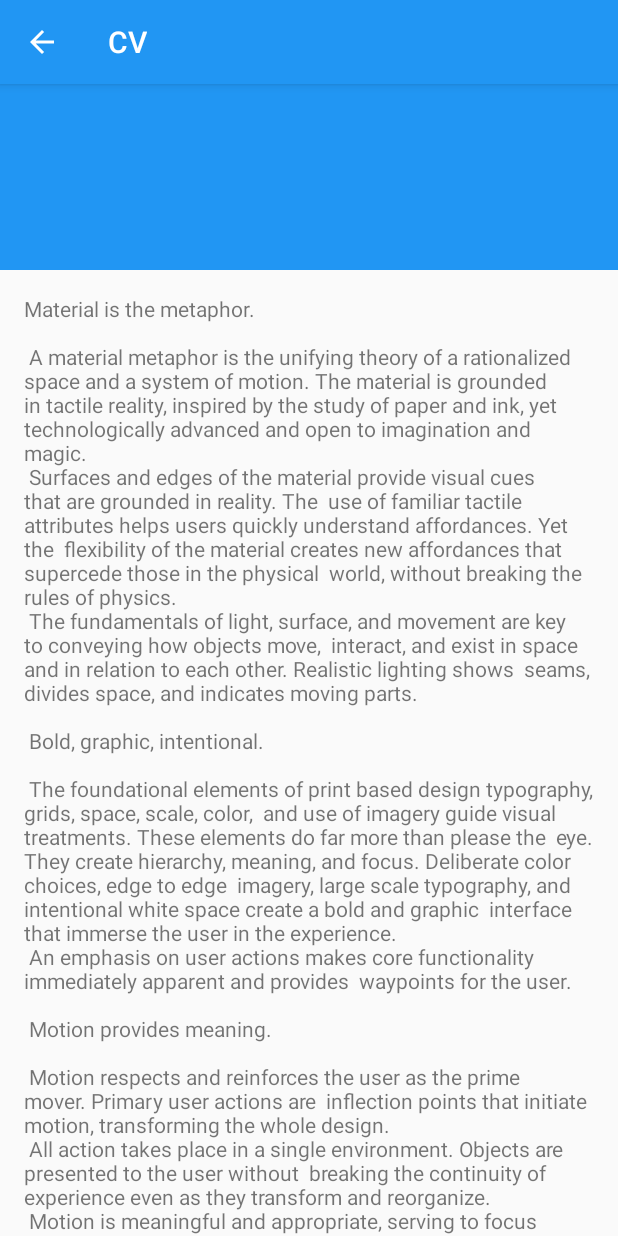
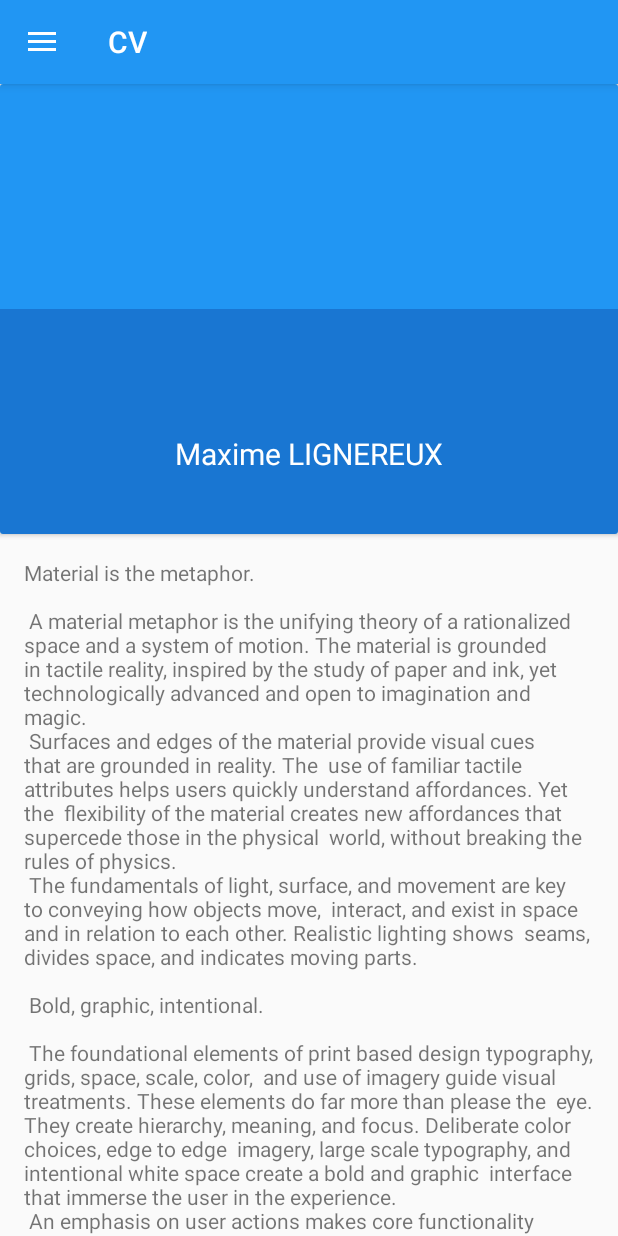
Before and after one commit to MaximeLignereux/cv, an Android app: the screen it shows after launch (ProfilActivity before the commit, MainActivity after it), after a tap on "Profil", on a phone screen of 412 x 824 dp. Run offline under Robolectric (Android 15) with nearby library versions, the light colour scheme and no system bars; our stand-ins replace CircleImageView, Firebase (no records; nobody signed in at launch, a user with empty details on screens opened directly); pictures from the network do not load; 3 statements that could not run were skipped; 1 other tap on this screen came first.

Commit message:
Back profil from activity to fragment

```diff
--- a/app/src/main/AndroidManifest.xml
+++ b/app/src/main/AndroidManifest.xml
@@ -13,7 +13,6 @@
         android:theme="@style/AppTheme">
         <activity
             android:name=".view.activity.MainActivity"
-            android:label="@string/app_name"
             android:theme="@style/AppTheme.NoActionBar">
             <intent-filter>
                 <action android:name="android.intent.action.MAIN" />
@@ -22,10 +21,6 @@
             </intent-filter>
         </activity>
 
-        <activity
-            android:name=".view.fragment.ProfilActivity"
-            android:parentActivityName=".view.activity.MainActivity" />
-
     </application>
 
 </manifest>
--- a/app/src/main/java/com/example/frup69513/cv/view/activity/MainActivity.java
+++ b/app/src/main/java/com/example/frup69513/cv/view/activity/MainActivity.java
@@ -1,6 +1,5 @@
 package com.example.frup69513.cv.view.activity;
 
-import android.content.Intent;
 import android.net.Uri;
 import android.os.Bundle;
 import android.support.design.widget.NavigationView;
@@ -20,8 +19,7 @@
 import com.example.frup69513.cv.R;
 import com.example.frup69513.cv.model.Profil;
 import com.example.frup69513.cv.view.fragment.DataFragment;
-import com.example.frup69513.cv.view.fragment.HomeFragment;
-import com.example.frup69513.cv.view.fragment.ProfilActivity;
+import com.example.frup69513.cv.view.fragment.ProfilFragment;
 import com.example.frup69513.cv.view.fragment.SkillFragment;
 import com.google.firebase.database.DataSnapshot;
 import com.google.firebase.database.DatabaseError;
@@ -32,7 +30,7 @@
 import de.hdodenhof.circleimageview.CircleImageView;
 
 public class MainActivity extends AppCompatActivity
-        implements NavigationView.OnNavigationItemSelectedListener, DataFragment.OnFragmentInteractionListener, HomeFragment.OnFragmentInteractionListener {
+        implements NavigationView.OnNavigationItemSelectedListener, DataFragment.OnFragmentInteractionListener {
 
     private final static String TAG = "MainActivity";
     private DatabaseReference mReference;
@@ -71,7 +69,7 @@
 
         FragmentManager fragmentManager = getSupportFragmentManager();
         fragmentManager.beginTransaction()
-                .replace(R.id.content_main, new HomeFragment())
+                .replace(R.id.content_main, new ProfilFragment())
                 .commit();
 
         View header = navigationView.getHeaderView(0);
@@ -117,8 +115,7 @@
 
         switch (id){
             case R.id.profil:
-                startActivity(new Intent(this, ProfilActivity.class));
-                fragment = null;
+                fragment = new ProfilFragment();
                 break;
 
             case R.id.nav_formation :
--- a/app/src/main/java/com/example/frup69513/cv/view/fragment/HomeFragment.java
+++ /dev/null
@@ -1,109 +0,0 @@
-package com.example.frup69513.cv.view.fragment;
-
-import android.content.Context;
-import android.net.Uri;
-import android.os.Bundle;
-import android.support.v4.app.Fragment;
-import android.view.LayoutInflater;
-import android.view.View;
-import android.view.ViewGroup;
-
-import com.example.frup69513.cv.R;
-
-/**
- * A simple {@link Fragment} subclass.
- * Activities that contain this fragment must implement the
- * {@link HomeFragment.OnFragmentInteractionListener} interface
- * to handle interaction events.
- * Use the {@link HomeFragment#newInstance} factory method to
- * create an instance of this fragment.
- */
-public class HomeFragment extends Fragment {
-    // TODO: Rename parameter arguments, choose names that match
-    // the fragment initialization parameters, e.g. ARG_ITEM_NUMBER
-    private static final String ARG_PARAM1 = "param1";
-    private static final String ARG_PARAM2 = "param2";
-
-    // TODO: Rename and change types of parameters
-    private String mParam1;
-    private String mParam2;
-
-    private OnFragmentInteractionListener mListener;
-
-    public HomeFragment() {
-        // Required empty public constructor
-    }
-
-    /**
-     * Use this factory method to create a new instance of
-     * this fragment using the provided parameters.
-     *
-     * @param param1 Parameter 1.
-     * @param param2 Parameter 2.
-     * @return A new instance of fragment HomeFragment.
-     */
-    // TODO: Rename and change types and number of parameters
-    public static HomeFragment newInstance(String param1, String param2) {
-        HomeFragment fragment = new HomeFragment();
-        Bundle args = new Bundle();
-        args.putString(ARG_PARAM1, param1);
-        args.putString(ARG_PARAM2, param2);
-        fragment.setArguments(args);
-        return fragment;
-    }
-
-    @Override
-    public void onCreate(Bundle savedInstanceState) {
-        super.onCreate(savedInstanceState);
-        if (getArguments() != null) {
-            mParam1 = getArguments().getString(ARG_PARAM1);
-            mParam2 = getArguments().getString(ARG_PARAM2);
-        }
-    }
-
-    @Override
-    public View onCreateView(LayoutInflater inflater, ViewGroup container,
-                             Bundle savedInstanceState) {
-        // Inflate the layout for this fragment
-        return inflater.inflate(R.layout.fragment_home, container, false);
-    }
-
-    // TODO: Rename method, update argument and hook method into UI event
-    public void onButtonPressed(Uri uri) {
-        if (mListener != null) {
-            mListener.onFragmentInteraction(uri);
-        }
-    }
-
-    @Override
-    public void onAttach(Context context) {
-        super.onAttach(context);
-        if (context instanceof OnFragmentInteractionListener) {
-            mListener = (OnFragmentInteractionListener) context;
-        } else {
-            throw new RuntimeException(context.toString()
-                    + " must implement OnFragmentInteractionListener");
-        }
-    }
-
-    @Override
-    public void onDetach() {
-        super.onDetach();
-        mListener = null;
-    }
-
-    /**
-     * This interface must be implemented by activities that contain this
-     * fragment to allow an interaction in this fragment to be communicated
-     * to the activity and potentially other fragments contained in that
-     * activity.
-     * <p>
-     * See the Android Training lesson <a href=
-     * "http://developer.android.com/training/basics/fragments/communicating.html"
-     * >Communicating with Other Fragments</a> for more information.
-     */
-    public interface OnFragmentInteractionListener {
-        // TODO: Update argument type and name
-        void onFragmentInteraction(Uri uri);
-    }
-}
--- a/app/src/main/java/com/example/frup69513/cv/view/fragment/ProfilActivity.java
+++ /dev/null
@@ -1,91 +0,0 @@
-package com.example.frup69513.cv.view.fragment;
-
-import android.content.Context;
-import android.os.Bundle;
-import android.support.annotation.Nullable;
-import android.support.design.widget.AppBarLayout;
-import android.support.v7.app.AppCompatActivity;
-import android.support.v7.widget.Toolbar;
-import android.util.Log;
-import android.widget.LinearLayout;
-import android.widget.TextView;
-
-import com.bumptech.glide.Glide;
-import com.example.frup69513.cv.R;
-import com.example.frup69513.cv.model.Profil;
-import com.google.firebase.database.DataSnapshot;
-import com.google.firebase.database.DatabaseError;
-import com.google.firebase.database.DatabaseReference;
-import com.google.firebase.database.FirebaseDatabase;
-import com.google.firebase.database.ValueEventListener;
-
-import de.hdodenhof.circleimageview.CircleImageView;
-
-public class ProfilActivity extends AppCompatActivity  implements AppBarLayout.OnOffsetChangedListener{
-
-    private final static String TAG = "ProfilActivity";
-
-    private DatabaseReference mDatabase;
-
-    private static final float PERCENTAGE_TO_SHOW_TITLE_AT_TOOLBAR  = 0.9f;
-    private static final float PERCENTAGE_TO_HIDE_TITLE_DETAILS     = 0.3f;
-    private static final int ALPHA_ANIMATIONS_DURATION              = 200;
-
-    private boolean mIsTheTitleVisible          = false;
-    private boolean mIsTheTitleContainerVisible = true;
-
-    private LinearLayout mTitleContainer;
-    private TextView mTitle;
-    private AppBarLayout mAppBarLayout;
-    private Toolbar mToolbar;
-
-
-    private Context mContext;
-
-    @Override
-    public void onCreate(@Nullable Bundle savedInstanceState) {
-        Log.d(TAG, "onCreate()");
-
-        super.onCreate(savedInstanceState);
-        setContentView(R.layout.activity_profil);
-
-        mDatabase = FirebaseDatabase.getInstance().getReference();
-
-        final CircleImageView circleImageView = (CircleImageView) findViewById(R.id.civ_image_profil);
-
-        mContext = getApplicationContext();
-        mDatabase.child("profil").addValueEventListener(new ValueEventListener() {
-            @Override
-            public void onDataChange(DataSnapshot dataSnapshot) {
-                Log.d(TAG, "onCreateView():onDataChange()");
-
-                Profil profil = dataSnapshot.getValue(Profil.class);
-
-                Glide.with(mContext).load(profil.getPhotoUrl()).skipMemoryCache(true).into(circleImageView);
-            }
-
-            @Override
-            public void onCancelled(DatabaseError databaseError) {
-                Log.e(TAG, "onCreateView():onCancelled():error: "+ databaseError);
-            }
-        });
-
-        bindActivity();
-
-        mAppBarLayout.addOnOffsetChangedListener(this);
-
-    }
-
-    private void bindActivity() {
-        mAppBarLayout   = (AppBarLayout) findViewById(R.id.app_bar);
-    }
-
-    @Override
-    public void onOffsetChanged(AppBarLayout appBarLayout, int verticalOffset) {
-        int maxScroll = appBarLayout.getTotalScrollRange();
-
-    }
-
-
-
-}
--- /dev/null
+++ b/app/src/main/java/com/example/frup69513/cv/view/fragment/ProfilFragment.java
@@ -0,0 +1,58 @@
+package com.example.frup69513.cv.view.fragment;
+
+import android.content.Context;
+import android.os.Bundle;
+import android.support.annotation.Nullable;
+import android.support.v4.app.Fragment;
+import android.util.Log;
+import android.view.LayoutInflater;
+import android.view.View;
+import android.view.ViewGroup;
+
+import com.bumptech.glide.Glide;
+import com.example.frup69513.cv.R;
+import com.example.frup69513.cv.model.Profil;
+import com.google.firebase.database.DataSnapshot;
+import com.google.firebase.database.DatabaseError;
+import com.google.firebase.database.DatabaseReference;
+import com.google.firebase.database.FirebaseDatabase;
+import com.google.firebase.database.ValueEventListener;
+
+import de.hdodenhof.circleimageview.CircleImageView;
+
+public class ProfilFragment extends Fragment {
+
+    private final static String TAG = "ProfilFragment";
+
+    private DatabaseReference mDatabase;
+    private Context mContext;
+
+    @Nullable
+    @Override
+    public View onCreateView(LayoutInflater inflater, @Nullable ViewGroup container, @Nullable Bundle savedInstanceState) {
+        View v = inflater.inflate(R.layout.fragment_profil,container, false);
+
+        mDatabase = FirebaseDatabase.getInstance().getReference();
+
+        final CircleImageView circleImageView = (CircleImageView) v.findViewById(R.id.civ_image_profil);
+
+        mContext = getContext().getApplicationContext();
+        mDatabase.child("profil").addValueEventListener(new ValueEventListener() {
+            @Override
+            public void onDataChange(DataSnapshot dataSnapshot) {
+                Log.d(TAG, "onCreateView():onDataChange()");
+
+                Profil profil = dataSnapshot.getValue(Profil.class);
+
+                Glide.with(mContext).load(profil.getPhotoUrl()).skipMemoryCache(true).into(circleImageView);
+            }
+
+            @Override
+            public void onCancelled(DatabaseError databaseError) {
+                Log.e(TAG, "onCreateView():onCancelled():error: "+ databaseError);
+            }
+        });
+
+        return v;
+    }
+}
--- a/app/src/main/res/layout/activity_profil.xml
+++ /dev/null
@@ -1,49 +0,0 @@
-<?xml version="1.0" encoding="utf-8"?>
-<android.support.design.widget.CoordinatorLayout xmlns:android="http://schemas.android.com/apk/res/android"
-    xmlns:app="http://schemas.android.com/apk/res-auto"
-    xmlns:tools="http://schemas.android.com/tools"
-    android:layout_width="match_parent"
-    android:layout_height="match_parent"
-    android:fitsSystemWindows="true"
-    tools:context=".view.fragment.ProfilActivity">
-
-    <include layout="@layout/content_profil" />
-
-    <android.support.design.widget.AppBarLayout
-        android:id="@+id/app_bar"
-        android:layout_width="match_parent"
-        android:layout_height="@dimen/app_bar_height"
-        android:fitsSystemWindows="true"
-        android:theme="@style/AppTheme.AppBarOverlay">
-
-        <android.support.design.widget.CollapsingToolbarLayout
-            android:id="@+id/toolbar_layout"
-            android:layout_width="match_parent"
-            android:layout_height="match_parent"
-            android:fitsSystemWindows="true"
-            app:contentScrim="?attr/colorPrimary"
-            app:layout_scrollFlags="scroll|exitUntilCollapsed">
-
-            <android.support.v7.widget.Toolbar
-                android:id="@+id/toolbar"
-                android:layout_width="match_parent"
-                android:layout_height="?attr/actionBarSize"
-                app:layout_collapseMode="pin"
-                app:popupTheme="@style/AppTheme.PopupOverlay" />
-
-        </android.support.design.widget.CollapsingToolbarLayout>
-
-    </android.support.design.widget.AppBarLayout>
-
-    <de.hdodenhof.circleimageview.CircleImageView
-        app:civ_border_width="3dp"
-        app:civ_border_color="@android:color/white"
-        android:id="@+id/civ_image_profil"
-        android:layout_width="120dp"
-        android:layout_height="120dp"
-        android:layout_margin="@dimen/fab_margin"
-        app:layout_anchor="@id/app_bar"
-        app:layout_anchorGravity="bottom|center_horizontal" />
-
-
-</android.support.design.widget.CoordinatorLayout>
--- /dev/null
+++ b/app/src/main/res/layout/fragment_profil.xml
@@ -0,0 +1,65 @@
+<?xml version="1.0" encoding="utf-8"?>
+<android.support.design.widget.CoordinatorLayout xmlns:android="http://schemas.android.com/apk/res/android"
+    xmlns:app="http://schemas.android.com/apk/res-auto"
+    xmlns:tools="http://schemas.android.com/tools"
+    android:layout_width="match_parent"
+    android:layout_height="match_parent"
+    tools:context=".view.fragment.ProfilFragment">
+
+    <android.support.v4.widget.NestedScrollView
+        android:layout_width="match_parent"
+        android:layout_height="match_parent">
+
+        <LinearLayout
+            android:layout_width="match_parent"
+            android:layout_height="match_parent"
+            android:orientation="vertical">
+
+            <android.support.v7.widget.CardView
+                android:layout_width="match_parent"
+                android:layout_height="wrap_content"
+                android:elevation="20dp">
+
+                <LinearLayout
+                    android:layout_width="match_parent"
+                    android:layout_height="match_parent"
+                    android:orientation="vertical">
+
+                    <LinearLayout
+                        android:layout_width="match_parent"
+                        android:layout_height="150dp"
+                        android:background="@color/colorPrimary"/>
+
+                    <LinearLayout
+                        android:layout_width="match_parent"
+                        android:layout_height="150dp"
+                        android:background="@color/colorPrimaryDark"/>
+
+                </LinearLayout>
+
+
+                <de.hdodenhof.circleimageview.CircleImageView
+                    app:civ_border_width="3dp"
+                    app:civ_border_color="@android:color/white"
+                    android:id="@+id/civ_image_profil"
+                    android:layout_width="125dp"
+                    android:layout_height="125dp"
+                    android:layout_margin="@dimen/fab_margin"
+                    android:layout_gravity="center"/>
+
+                <TextView
+                    android:layout_width="wrap_content"
+                    android:layout_height="wrap_content"
+                    android:textSize="20dp"
+                    android:text="Maxime LIGNEREUX"
+                    android:layout_marginBottom="40dp"
+                    android:textColor="@android:color/white"
+                    android:layout_gravity="bottom|center"/>
+
+            </android.support.v7.widget.CardView>
+
+            <include layout="@layout/content_profil" />
+
+        </LinearLayout>
+    </android.support.v4.widget.NestedScrollView>
+</android.support.design.widget.CoordinatorLayout>
--- a/app/src/main/res/values/dimens.xml
+++ b/app/src/main/res/values/dimens.xml
@@ -8,4 +8,5 @@
     <dimen name="fab_margin">16dp</dimen>
     <dimen name="app_bar_height">180dp</dimen>
     <dimen name="text_margin">16dp</dimen>
+
 </resources>
```
